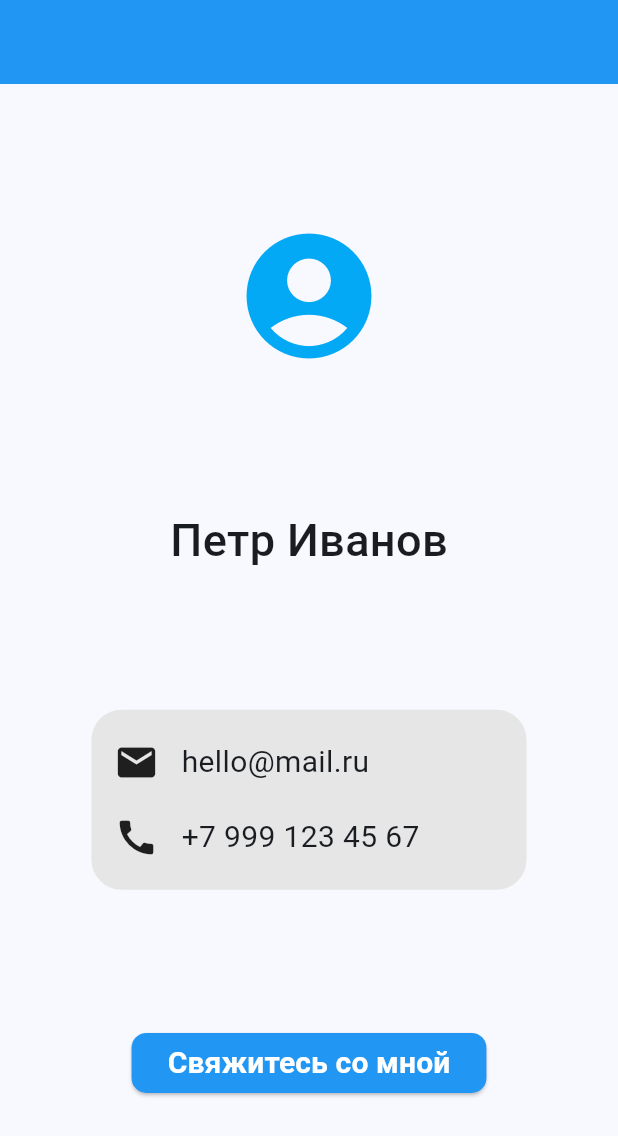
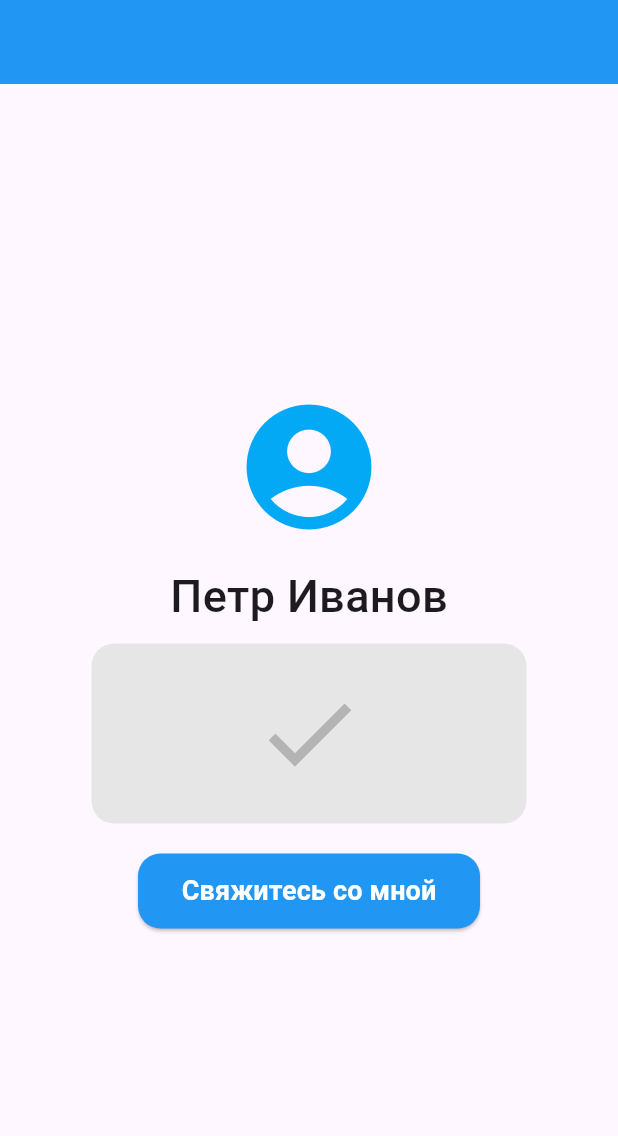
Before and after one commit to Glet234/homework_one, a Flutter app: the screen it shows after launch, after a tap on "Свяжитесь со мной", on a phone screen of 412 x 824 dp. Shown: the top 1136 px of the screen. Run offline on Flutter 3.47's test engine with Material 3 defaults, Android fonts, the phone set to English and light mode, and no system bars.

Commit message:
Code refactoring

```diff
--- a/lib/main.dart
+++ b/lib/main.dart
@@ -11,100 +11,103 @@ class MyApp extends StatelessWidget {
   @override
   Widget build(BuildContext context) {
     return MaterialApp(
-      title: '',
-      theme: ThemeData(
-
-        colorScheme: .fromSeed(seedColor: Colors.blue),
-      ),
-      home: const MyHomePage(title: ''),
+      home: const MyHomePage(),
     );
   }
 }
 
 class MyHomePage extends StatefulWidget {
-  const MyHomePage({super.key, required this.title});
-
-  final String title;
+  const MyHomePage({super.key});
 
   @override
   State<MyHomePage> createState() => _MyHomePageState();
 }
 
 class _MyHomePageState extends State<MyHomePage> {
-  int _counter = 0;
+  Widget containerWithData = Row(
+    children: [
+      SizedBox(width: 15),
+      Column(
+        mainAxisAlignment: MainAxisAlignment.spaceEvenly,
+        children: [Icon(Icons.email, size: 30), Icon(Icons.call, size: 30)],
+      ),
+      SizedBox(width: 15),
+      Column(
+        mainAxisAlignment: MainAxisAlignment.spaceEvenly,
+        crossAxisAlignment: CrossAxisAlignment.start,
+        children: [
+          Text('hello@mail.ru', style: TextStyle(fontSize: 20)),
+          Text('+7 999 123 45 67', style: TextStyle(fontSize: 20)),
+        ],
+      ),
+    ],
+  );
 
-  void _incrementCounter() {
+  void _switchDataInContainer() {
     setState(() {
-      _counter++;
+      containerWithData = Center(
+          child: Icon(
+              Icons.check,
+              size: 75,
+              color: Color.fromARGB(255, 180, 180, 180)
+          )
+      );
     });
   }
 
   @override
   Widget build(BuildContext context) {
     return Scaffold(
-      appBar: AppBar(
-        backgroundColor: Colors.blue,
-      ),
+      appBar: AppBar(backgroundColor: Colors.blue),
       body: Center(
-        child:
-          Column(
-            mainAxisAlignment: MainAxisAlignment.spaceEvenly,
+        child: Column(
+          mainAxisAlignment: MainAxisAlignment.center,
           children: [
-              Container(
-                child: Icon(Icons.account_circle, size: 100, color: Colors.lightBlue),
-              ),
+            Icon(Icons.account_circle, size: 100, color: Colors.lightBlue),
+            SizedBox(height: 15,),
             Text(
               'Петр Иванов',
-                style:  TextStyle(
-                    fontSize: 30,
-                    fontWeight: FontWeight.w500
+              style: TextStyle(fontSize: 30, fontWeight: FontWeight.w500),
             ),
-              ),
+            SizedBox(height: 10,),
             Container(
               decoration: BoxDecoration(
                 color: Color.fromARGB(255, 230, 230, 230),
-                  borderRadius: BorderRadius.circular(20),
+                borderRadius: BorderRadius.circular(15),
               ),
               height: 120,
               width: 290,
-                child:
-                  Row(
-                    children: [
-                      SizedBox(
-                        width: 15,
+              child: containerWithData,
             ),
-                      Column(
-                        mainAxisAlignment: MainAxisAlignment.spaceEvenly,
-                        children: [
-                          Icon(Icons.email, size: 30,),
-                          Icon(Icons.call, size: 30,),
-                        ],
+            SizedBox(height: 20,),
+            ElevatedButton(
+              style: ElevatedButton.styleFrom(
+                backgroundColor: Colors.blue,
+                shape: RoundedRectangleBorder(
+                  borderRadius: BorderRadius.circular(15),
                 ),
-                      SizedBox(width: 15,),
-                      Column(
-                        mainAxisAlignment: MainAxisAlignment.spaceEvenly,
-                        crossAxisAlignment: CrossAxisAlignment.start,
-                        children: [
-                          Text('hello@mail.ru', style: TextStyle(fontSize: 20),),
-                          Text('+7 999 123 45 67', style: TextStyle(fontSize: 20),)
-                        ],
+              ),
+              onPressed: () {
+                _switchDataInContainer();
+              },
+              child: SizedBox(
+                height: 50,
+                width: 180,
+                child: Center(
+                  child: Text(
+                    'Свяжитесь со мной',
+                    style: TextStyle(
+                      fontSize: 18,
+                      fontWeight: FontWeight.bold,
+                      color: Colors.white,
+                    ),
+                  ),
+                ),
+              ),
             ),
           ],
         ),
       ),
-              ElevatedButton(
-                style: ElevatedButton.styleFrom(
-                  backgroundColor: Colors.blue,
-                  shape: RoundedRectangleBorder(
-                    borderRadius: BorderRadius.circular(10),
-                  ),
-                ),
-                onPressed: () {print('Действие кнопки');},
-                child: Text('Свяжитесь со мной', style: TextStyle(fontSize: 20, fontWeight: FontWeight.bold, color: Colors.white),),
-              )
-            ],
-          )
-      ),
     );
   }
 }
```
Lines whose indentation alone changed are shown as unchanged.
